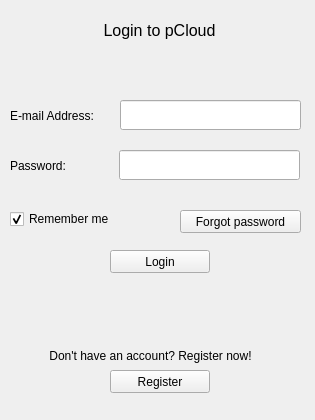
The window that pCloud/loginwindow.ui (pcloudcom/pfs-gui) describes before a commit, drawn with Qt 5.
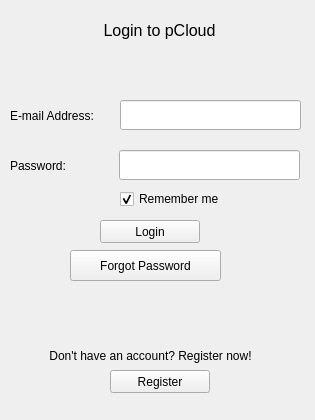
The same window after the commit.

Commit message: make forgot button as a hyperlink

What changed in the file:
```diff
--- a/pCloud/loginwindow.ui
+++ b/pCloud/loginwindow.ui
@@ -82,8 +82,8 @@
    <widget class="QPushButton" name="loginButton">
     <property name="geometry">
      <rect>
-      <x>110</x>
-      <y>250</y>
+      <x>100</x>
+      <y>220</y>
       <width>100</width>
       <height>23</height>
      </rect>
@@ -156,8 +156,8 @@
    <widget class="QCheckBox" name="checkBox">
     <property name="geometry">
      <rect>
-      <x>10</x>
-      <y>210</y>
+      <x>120</x>
+      <y>190</y>
       <width>141</width>
       <height>18</height>
      </rect>
@@ -169,17 +169,17 @@
      <bool>true</bool>
     </property>
    </widget>
-   <widget class="QPushButton" name="forgotButton">
+   <widget class="QToolButton" name="forgotPassBtn">
     <property name="geometry">
      <rect>
-      <x>180</x>
-      <y>210</y>
-      <width>121</width>
-      <height>23</height>
+      <x>70</x>
+      <y>250</y>
+      <width>151</width>
+      <height>31</height>
      </rect>
     </property>
     <property name="text">
-     <string>Forgot password</string>
+     <string>Forgot Password</string>
     </property>
    </widget>
   </widget>
```
Left out of the diff: 3 changed lines with no effect on the pictures. The commit also changes 1 other file.
